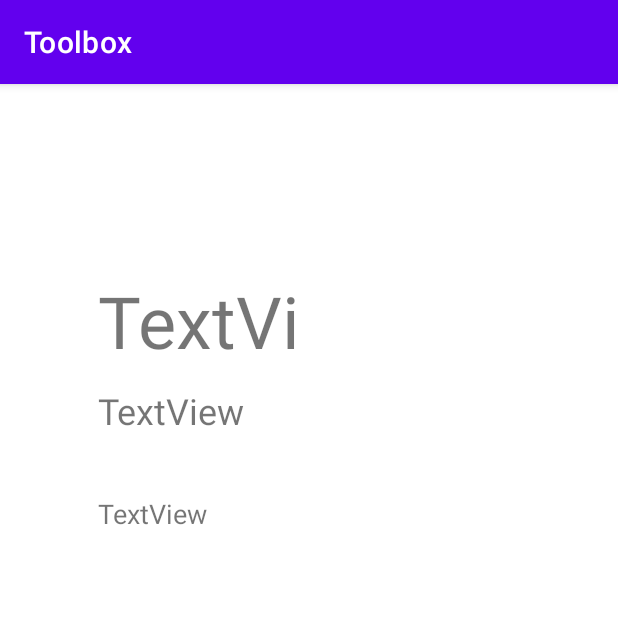
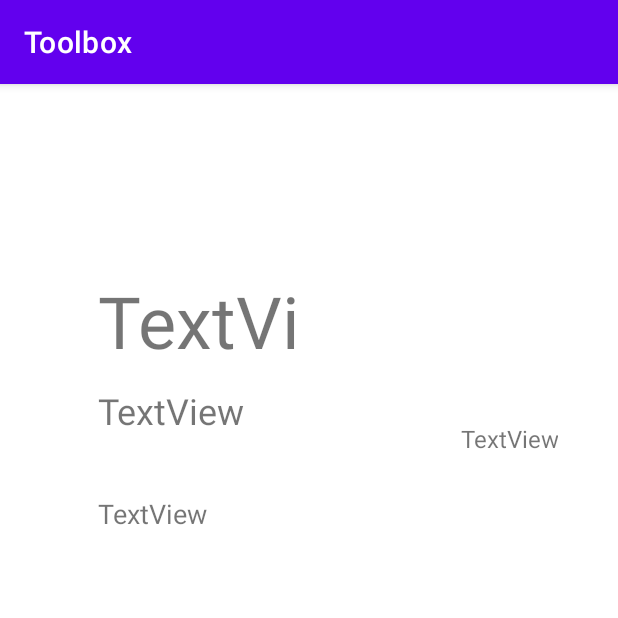
Before and after one commit to Sorry4Nothing/M335_Toolbox, an Android app: the Wetter screen opened directly, with no data from a screen before it, on a phone screen of 412 x 824 dp, the top half of it. Run offline under Robolectric (Android 15) with nearby library versions, the phone set to English and light mode, and no system bars; our stand-ins replace Picasso; pictures from the network do not load.

Commit message:
done with weather page

```diff
--- a/app/build.gradle
+++ b/app/build.gradle
@@ -37,6 +37,7 @@ android {
 
 dependencies {
 
+    implementation 'com.squareup.picasso:picasso:2.71828'
     implementation 'androidx.core:core-ktx:1.7.0'
     implementation 'androidx.appcompat:appcompat:1.6.1'
     implementation 'com.google.android.material:material:1.8.0'
--- a/app/src/main/java/com/lehmannroin/toolbox/WeatherApiClient.kt
+++ b/app/src/main/java/com/lehmannroin/toolbox/WeatherApiClient.kt
@@ -9,6 +9,7 @@ import org.json.JSONObject
 data class WeatherData(
     val temperature: Double,
     val feelsLike: Double,
+    val description: String,
     val icon: String,
     val cityName: String
 )
@@ -40,14 +41,16 @@ class WeatherApiClient(private val apiKey: String) {
 
                 val temperature = json.getJSONObject("main").getDouble("temp")
                 val feelsLike = json.getJSONObject("main").getDouble("feels_like")
+                val description = json.getJSONArray("weather").getJSONObject(0).getString("description")
                 val icon = json.getJSONArray("weather").getJSONObject(0).getString("icon")
                 val cityName = json.getString("name")
 
                 weatherData = WeatherData(
                     temperature,
                     feelsLike,
+                    description,
                     icon,
-                    cityName
+                    cityName,
                 )
             } else {
                 connection.disconnect()
--- a/app/src/main/java/com/lehmannroin/toolbox/Wetter.kt
+++ b/app/src/main/java/com/lehmannroin/toolbox/Wetter.kt
@@ -15,6 +15,7 @@ import android.widget.TextView
 import androidx.appcompat.app.AppCompatActivity
 import androidx.core.app.ActivityCompat
 import androidx.core.content.ContextCompat
+import com.squareup.picasso.Picasso
 
 class Wetter : AppCompatActivity() {
 
@@ -25,11 +26,17 @@ class Wetter : AppCompatActivity() {
     private lateinit var textViewDegres: TextView
     private lateinit var textViewLocation: TextView
     private lateinit var textViewTempDetails: TextView
+    private lateinit var textViewWeatherDetails: TextView
 
     override fun onCreate(savedInstanceState: Bundle?) {
         super.onCreate(savedInstanceState)
         setContentView(R.layout.activity_wetter)
         locationManager = getSystemService(Context.LOCATION_SERVICE) as LocationManager
+        imageView = findViewById(R.id.imageViewWetter)
+        textViewDegres = findViewById(R.id.textViewDegres)
+        textViewLocation = findViewById(R.id.textViewLocatoin)
+        textViewTempDetails = findViewById(R.id.textViewTempDetails)
+        textViewWeatherDetails = findViewById(R.id.textViewWeatherDetails)
         checkPermission()
     }
 
@@ -116,10 +123,12 @@ class Wetter : AppCompatActivity() {
         val weatherData = client.getWeatherData(lat, lon, lang)
 
         if (weatherData != null) {
-            println("Temperature: ${weatherData.temperature}")
-            println("Feels Like: ${weatherData.feelsLike}")
-            println("Icon: ${weatherData.icon}")
-            println("City Name: ${weatherData.cityName}")
+            val iconURL = "http://openweathermap.org/img/wn/${weatherData.icon}.png"
+            Picasso.get().load(iconURL).fit().centerCrop().into(imageView)
+            textViewDegres.text = "${weatherData.temperature}°"
+            textViewLocation.text = "${weatherData.cityName}"
+            textViewTempDetails.text = "${weatherData.temperature}° Gefühlt wie ${weatherData.feelsLike}°"
+            textViewWeatherDetails.text = "${weatherData.description}"
         }
     }
 
--- a/app/src/main/res/layout/activity_wetter.xml
+++ b/app/src/main/res/layout/activity_wetter.xml
@@ -30,8 +30,8 @@
 
     <ImageView
         android:id="@+id/imageViewWetter"
-        android:layout_width="wrap_content"
-        android:layout_height="wrap_content"
+        android:layout_width="100dp"
+        android:layout_height="100dp"
         android:layout_marginTop="90dp"
         android:layout_marginEnd="65dp"
         app:layout_constraintEnd_toEndOf="parent"
@@ -48,4 +48,16 @@
         android:textSize="18sp"
         app:layout_constraintStart_toStartOf="parent"
         app:layout_constraintTop_toBottomOf="@+id/textViewLocatoin" />
+
+    <TextView
+        android:id="@+id/textViewWeatherDetails"
+        android:layout_width="wrap_content"
+        android:layout_height="wrap_content"
+        android:layout_marginTop="35dp"
+        android:layout_marginEnd="40dp"
+        android:text="TextView"
+        android:textAlignment="textEnd"
+        android:textSize="16sp"
+        app:layout_constraintEnd_toEndOf="parent"
+        app:layout_constraintTop_toBottomOf="@+id/imageViewWetter" />
 </androidx.constraintlayout.widget.ConstraintLayout>
```
